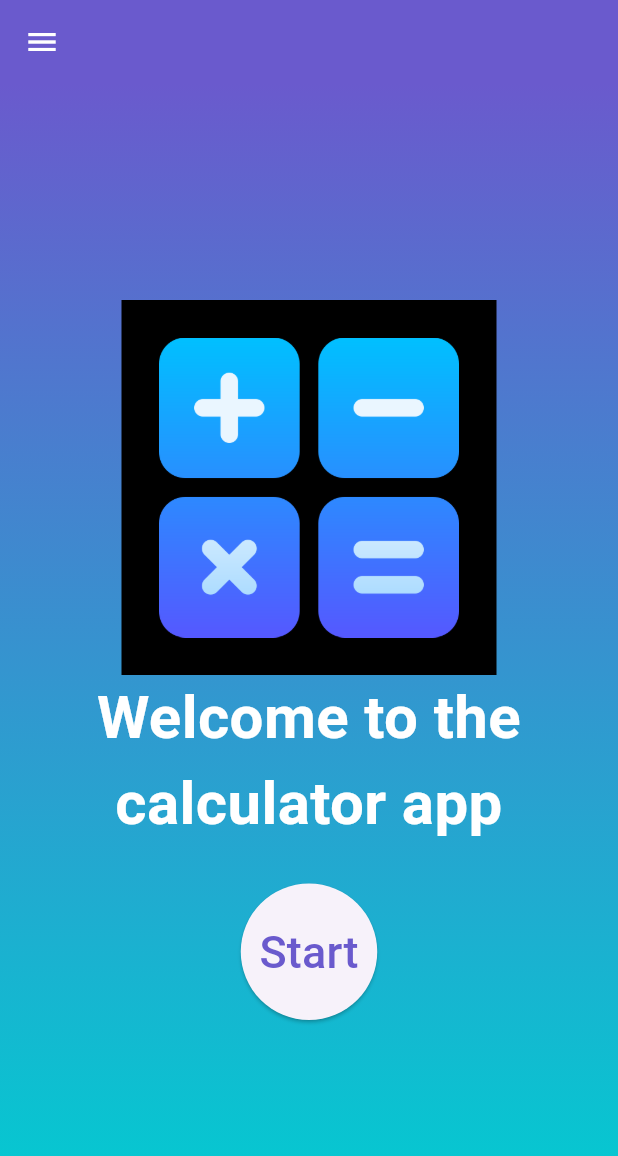
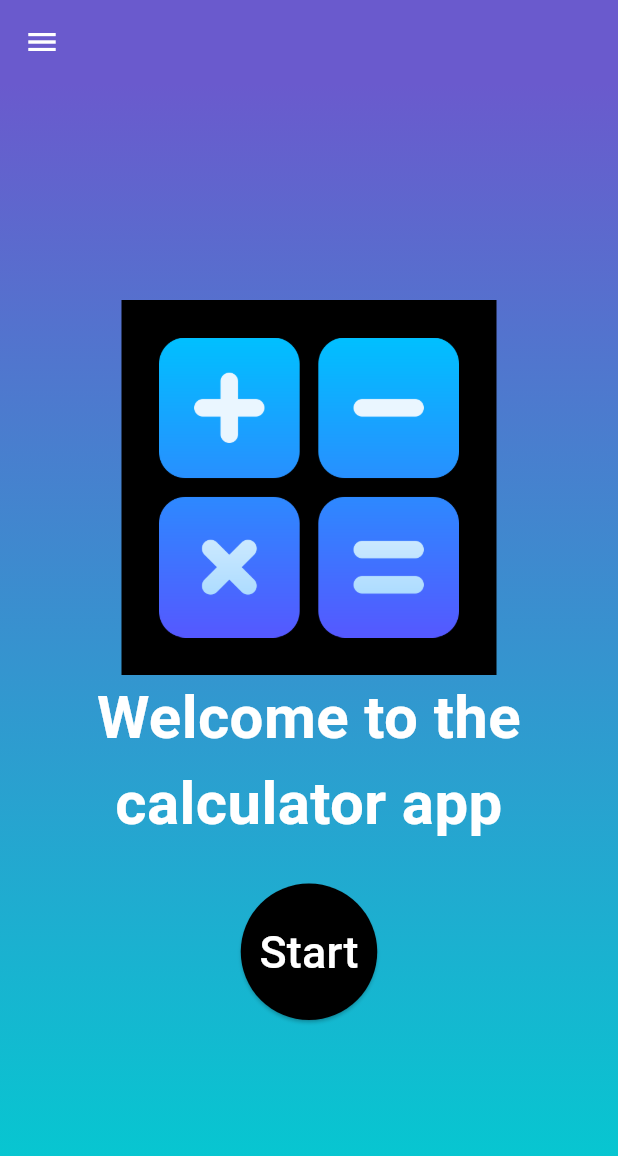
Before and after one commit to OmAlKml/Calculator, a Flutter app: the screen it shows after launch, on a phone screen of 412 x 824 dp. Shown: the top 1156 px of the screen. Run offline on Flutter 3.47's test engine with Material 3 defaults, Android fonts, the phone set to English and light mode, and no system bars; Roboto replaces fonts that are missing (cairo).

Commit message:
Change start button color in home screen

```diff
--- a/lib/screens/home/home_screen.dart
+++ b/lib/screens/home/home_screen.dart
@@ -79,12 +79,13 @@ class _HomeScreenState extends State<HomeScreen> {
               },
               style: ElevatedButton.styleFrom(
                 shape: const CircleBorder(),
+                backgroundColor: Colors.black,
                 padding: const EdgeInsets.all(24.0), // Adjust size here
               ),
               child: const Text(
                 "Start",
                 style: TextStyle(
-                  color: Color(0xFF6A5ACD),
+                  color: Colors.white,
                   fontSize: 30,
                 ),
               ),
```
